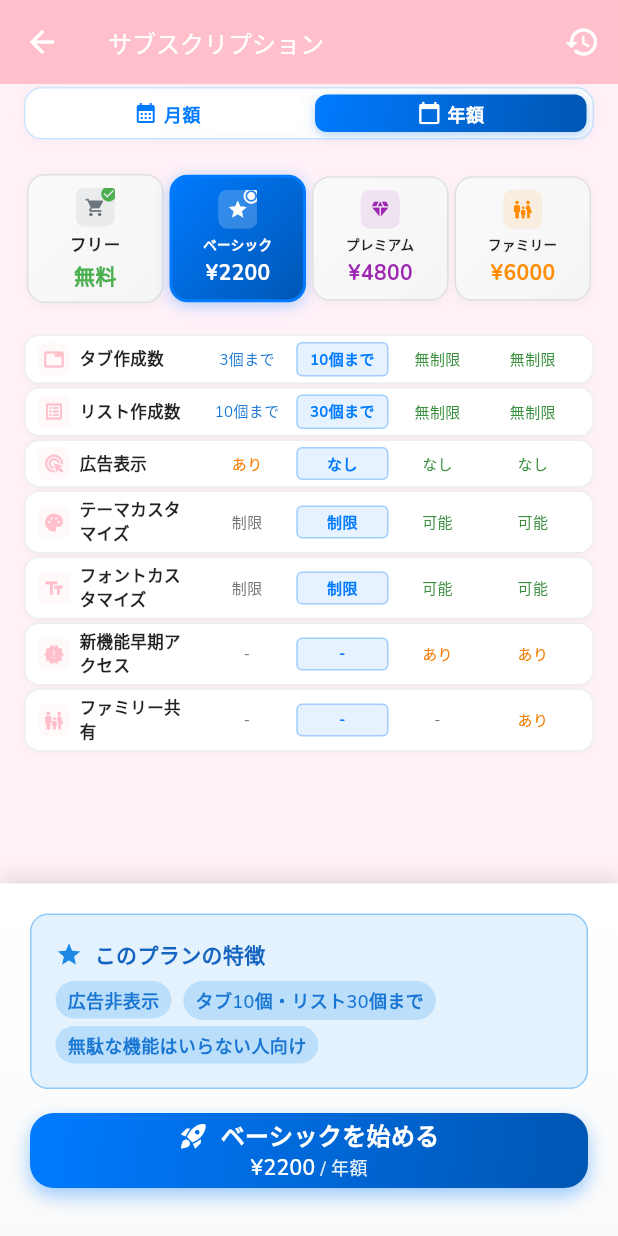
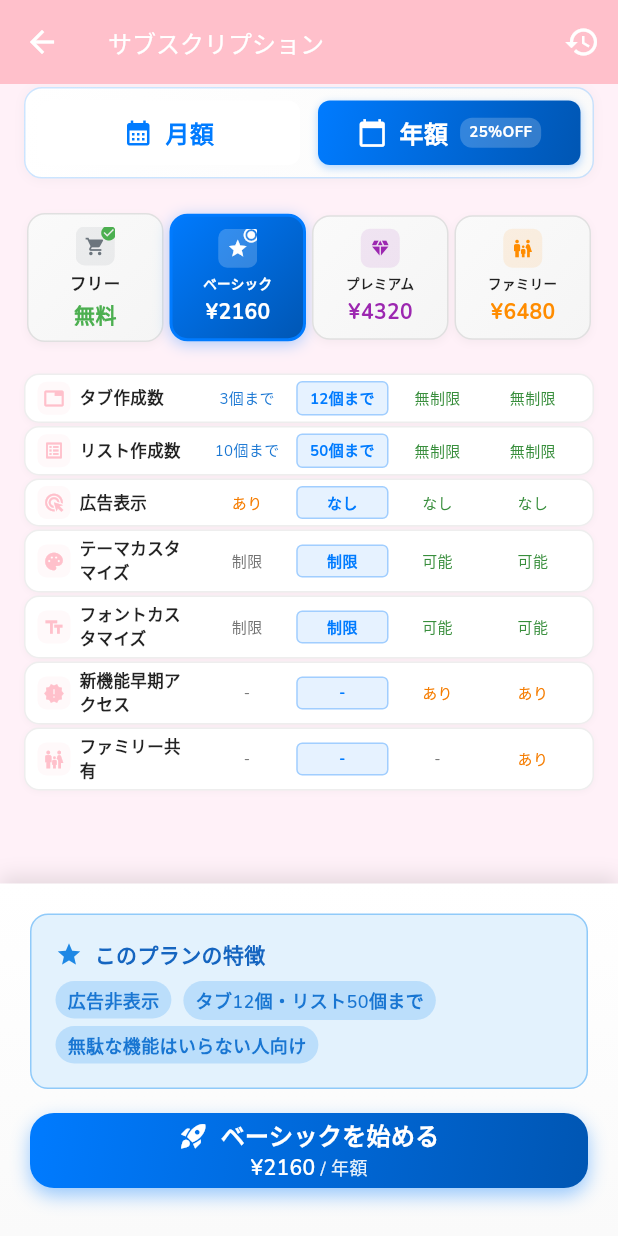
Before and after one commit to IKcoding-jp/maikago, a Flutter app: the SubscriptionScreen screen opened by its route, after a tap on "年額", after a tap on "ベーシック", on a phone screen of 412 x 824 dp. Run offline on Flutter 3.47's test engine with Material 3 defaults, Android fonts, the light colour scheme and no system bars; our stand-ins replace camera, cloud_firestore, cloud_functions, firebase_auth, firebase_core, google_fonts and 8 more; missing offline and left inert: in_app_purchase_android, mobile_scanner; accounts and stored records are empty; network calls fail.

Commit message:
サブスクリプション画面の細かい修正。

```diff
--- a/lib/models/subscription_plan.dart
+++ b/lib/models/subscription_plan.dart
@@ -42,11 +42,11 @@ class SubscriptionPlan {
 
   /// 利用可能なプラン一覧
   static List<SubscriptionPlan> get availablePlans => [
-    SubscriptionPlan.free,
-    SubscriptionPlan.basic,
-    SubscriptionPlan.premium,
-    SubscriptionPlan.family,
-  ];
+        SubscriptionPlan.free,
+        SubscriptionPlan.basic,
+        SubscriptionPlan.premium,
+        SubscriptionPlan.family,
+      ];
 
   /// フリープラン
   static const SubscriptionPlan free = SubscriptionPlan(
@@ -73,9 +73,9 @@ class SubscriptionPlan {
     name: 'まいカゴベーシック',
     description: '無駄な機能はいらない人向け',
     monthlyPrice: 240,
-    yearlyPrice: 2200,
-    maxLists: 30,
-    maxTabs: 10,
+    yearlyPrice: 2160,
+    maxLists: 50,
+    maxTabs: 12,
     hasListLimit: true,
     hasTabLimit: true,
     showAds: false,
@@ -92,7 +92,7 @@ class SubscriptionPlan {
     name: 'まいカゴプレミアム',
     description: '追加機能を利用したいユーザー',
     monthlyPrice: 480,
-    yearlyPrice: 4800,
+    yearlyPrice: 4320,
     maxLists: -1,
     maxTabs: -1,
     hasListLimit: false,
@@ -111,7 +111,7 @@ class SubscriptionPlan {
     name: 'まいカゴファミリー',
     description: '家族・グループで利用したいユーザー（参加メンバーは特典のみ利用）',
     monthlyPrice: 720,
-    yearlyPrice: 6000,
+    yearlyPrice: 6480,
     maxLists: -1,
     maxTabs: -1,
     hasListLimit: false,
--- a/lib/screens/subscription_screen.dart
+++ b/lib/screens/subscription_screen.dart
@@ -591,20 +591,21 @@ class _SubscriptionScreenState extends State<SubscriptionScreen> {
     return LayoutBuilder(
       builder: (context, constraints) {
         final screenWidth = constraints.maxWidth;
-        final isSmallScreen = screenWidth < 400;
+        // より細かい画面サイズ判定
+        final isVerySmallScreen = screenWidth < 320;
+        final isSmallScreen = screenWidth < 480;
+        final isMediumScreen = screenWidth < 600;
 
         final monthlyPrice = _selectedPlan?.monthlyPrice ?? 0;
         final yearlyPrice = _selectedPlan?.yearlyPrice ?? 0;
-        final yearlyDiscount = monthlyPrice > 0
-            ? ((monthlyPrice * 12 - yearlyPrice) / (monthlyPrice * 12) * 100)
-                .round()
-            : 0;
+        // 年額は月額×9なので、25%OFFに固定
+        final yearlyDiscount = monthlyPrice > 0 ? 25 : 0;
         final gradientColors = _getPlanGradientColors(
           _selectedPlan?.type ?? SubscriptionPlanType.free,
         );
 
         return Container(
-          padding: EdgeInsets.all(isSmallScreen ? 4 : 6),
+          padding: EdgeInsets.all(isVerySmallScreen ? 6 : isSmallScreen ? 8 : 10),
           decoration: BoxDecoration(
             gradient: LinearGradient(
               colors: [Colors.white, Colors.grey.shade50],
@@ -631,23 +632,23 @@ class _SubscriptionScreenState extends State<SubscriptionScreen> {
                       _selectedPeriod = SubscriptionPeriod.monthly;
                     });
                   },
-                  child: Container(
-                    padding: EdgeInsets.symmetric(
-                      vertical: isSmallScreen ? 4 : 6,
-                      horizontal: isSmallScreen ? 8 : 12,
-                    ),
-                    decoration: BoxDecoration(
-                      gradient: _selectedPeriod == SubscriptionPeriod.monthly
-                          ? LinearGradient(
-                              colors: gradientColors,
-                              begin: Alignment.topLeft,
-                              end: Alignment.bottomRight,
-                            )
-                          : null,
-                      color: _selectedPeriod == SubscriptionPeriod.monthly
-                          ? null
-                          : Colors.white,
-                      borderRadius: BorderRadius.circular(8),
+                                      child: Container(
+                      padding: EdgeInsets.symmetric(
+                        vertical: isVerySmallScreen ? 8 : isSmallScreen ? 10 : 12,
+                        horizontal: isVerySmallScreen ? 12 : isSmallScreen ? 16 : 20,
+                      ),
+                      decoration: BoxDecoration(
+                        gradient: _selectedPeriod == SubscriptionPeriod.monthly
+                            ? LinearGradient(
+                                colors: gradientColors,
+                                begin: Alignment.topLeft,
+                                end: Alignment.bottomRight,
+                              )
+                            : null,
+                        color: _selectedPeriod == SubscriptionPeriod.monthly
+                            ? null
+                            : Colors.white,
+                        borderRadius: BorderRadius.circular(8),
                       boxShadow: _selectedPeriod == SubscriptionPeriod.monthly
                           ? [
                               BoxShadow(
@@ -667,9 +668,9 @@ class _SubscriptionScreenState extends State<SubscriptionScreen> {
                           color: _selectedPeriod == SubscriptionPeriod.monthly
                               ? Colors.white
                               : gradientColors[0],
-                          size: isSmallScreen ? 16 : 18,
+                          size: isVerySmallScreen ? 18 : isSmallScreen ? 20 : 22,
                         ),
-                        SizedBox(width: isSmallScreen ? 4 : 6),
+                        SizedBox(width: isVerySmallScreen ? 6 : isSmallScreen ? 8 : 10),
                         Text(
                           '月額',
                           style: TextStyle(
@@ -677,7 +678,7 @@ class _SubscriptionScreenState extends State<SubscriptionScreen> {
                                 ? Colors.white
                                 : gradientColors[0],
                             fontWeight: FontWeight.bold,
-                            fontSize: isSmallScreen ? 12 : 14,
+                            fontSize: isVerySmallScreen ? 14 : isSmallScreen ? 16 : 18,
                           ),
                         ),
                       ],
@@ -685,7 +686,7 @@ class _SubscriptionScreenState extends State<SubscriptionScreen> {
                   ),
                 ),
               ),
-              SizedBox(width: isSmallScreen ? 8 : 12),
+              SizedBox(width: isVerySmallScreen ? 10 : isSmallScreen ? 12 : 16),
               Expanded(
                 child: GestureDetector(
                   onTap: () {
@@ -696,8 +697,8 @@ class _SubscriptionScreenState extends State<SubscriptionScreen> {
                   },
                   child: Container(
                     padding: EdgeInsets.symmetric(
-                      vertical: isSmallScreen ? 4 : 6,
-                      horizontal: isSmallScreen ? 8 : 12,
+                      vertical: isVerySmallScreen ? 8 : isSmallScreen ? 10 : 12,
+                      horizontal: isVerySmallScreen ? 12 : isSmallScreen ? 16 : 20,
                     ),
                     decoration: BoxDecoration(
                       gradient: _selectedPeriod == SubscriptionPeriod.yearly
@@ -730,9 +731,9 @@ class _SubscriptionScreenState extends State<SubscriptionScreen> {
                           color: _selectedPeriod == SubscriptionPeriod.yearly
                               ? Colors.white
                               : gradientColors[0],
-                          size: isSmallScreen ? 16 : 18,
+                          size: isVerySmallScreen ? 18 : isSmallScreen ? 20 : 22,
                         ),
-                        SizedBox(width: isSmallScreen ? 4 : 6),
+                        SizedBox(width: isVerySmallScreen ? 6 : isSmallScreen ? 8 : 10),
                         Text(
                           '年額',
                           style: TextStyle(
@@ -740,28 +741,29 @@ class _SubscriptionScreenState extends State<SubscriptionScreen> {
                                 ? Colors.white
                                 : gradientColors[0],
                             fontWeight: FontWeight.bold,
-                            fontSize: isSmallScreen ? 12 : 14,
+                            fontSize: isVerySmallScreen ? 14 : isSmallScreen ? 16 : 18,
                           ),
                         ),
-                        if (yearlyDiscount > 0 && !isSmallScreen) ...[
-                          const SizedBox(width: 6),
+                        if (yearlyDiscount > 0) ...[
+                          SizedBox(width: isVerySmallScreen ? 6 : isSmallScreen ? 8 : 10),
                           Container(
-                            padding: const EdgeInsets.symmetric(
-                              horizontal: 4,
-                              vertical: 1,
+                            padding: EdgeInsets.symmetric(
+                              horizontal: isVerySmallScreen ? 4 : isSmallScreen ? 6 : 8,
+                              vertical: isVerySmallScreen ? 2 : isSmallScreen ? 3 : 4,
                             ),
                             decoration: BoxDecoration(
                               color:
                                   _selectedPeriod == SubscriptionPeriod.yearly
                                       ? Colors.white.withValues(alpha: 0.2)
                                       : Colors.orange,
-                              borderRadius: BorderRadius.circular(6),
+                              borderRadius:
+                                  BorderRadius.circular(isVerySmallScreen ? 6 : isSmallScreen ? 8 : 10),
                             ),
                             child: Text(
                               '$yearlyDiscount%OFF',
-                              style: const TextStyle(
+                              style: TextStyle(
                                 color: Colors.white,
-                                fontSize: 8,
+                                fontSize: isVerySmallScreen ? 8 : isSmallScreen ? 10 : 12,
                                 fontWeight: FontWeight.bold,
                               ),
                             ),
@@ -1127,7 +1129,7 @@ class _SubscriptionScreenState extends State<SubscriptionScreen> {
 
     // ベーシックプランの場合、特別な特徴を追加
     if (plan.type == SubscriptionPlanType.basic) {
-      highlights.add('タブ10個・リスト30個まで');
+      highlights.add('タブ12個・リスト50個まで');
       highlights.add('無駄な機能はいらない人向け');
     }
 
```
Also changed, not shown: 1 other file.
